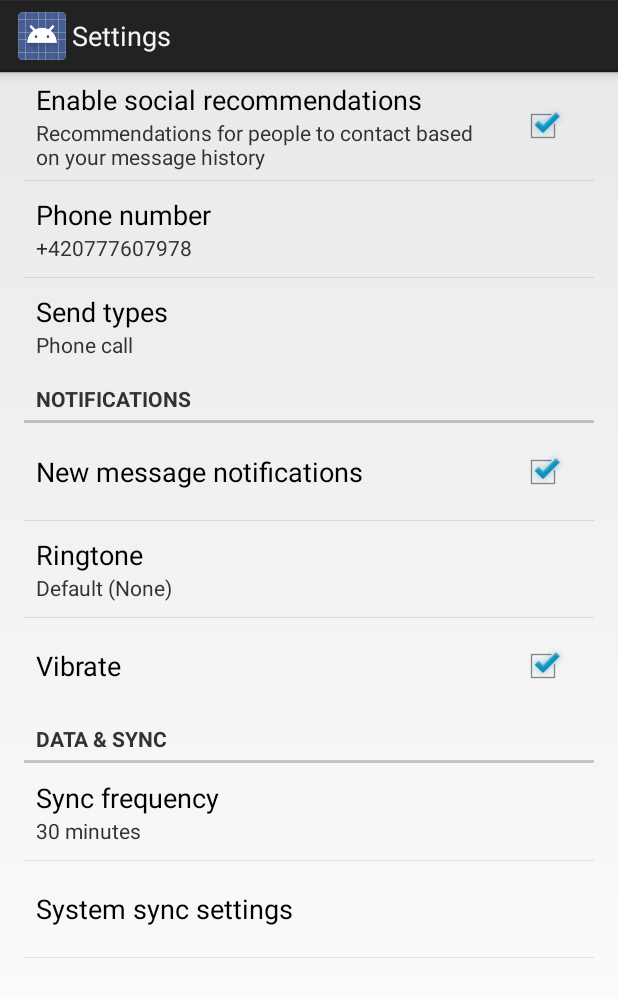
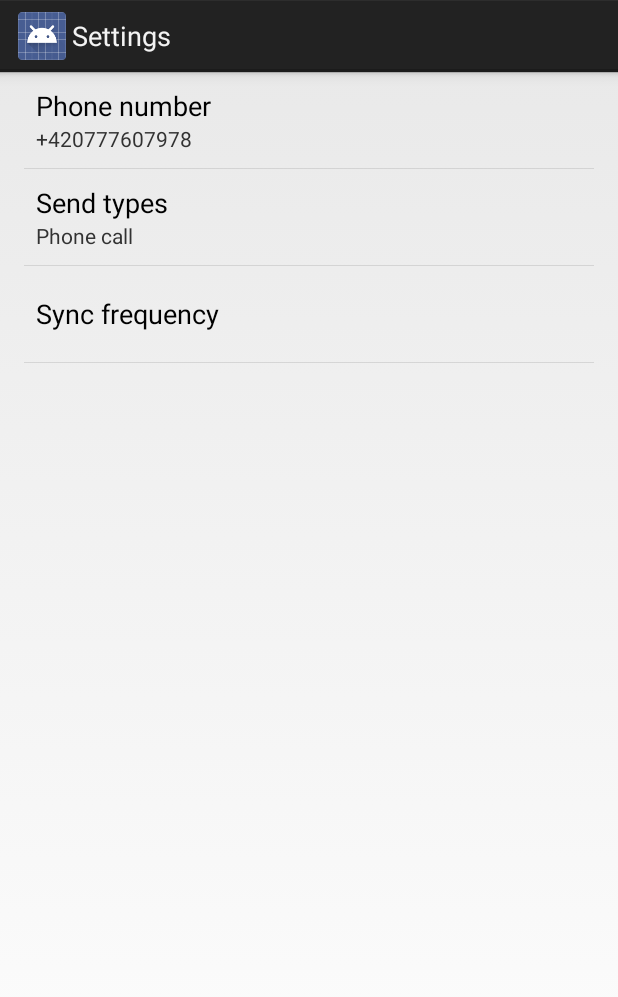
Before and after one commit to msvoboda/TeleCatch, an Android app: the SettingsActivity screen opened directly, with no data from a screen before it, on a phone screen of 412 x 824 dp. Shown: the top 997 px of the screen. Run offline under Robolectric (Android 15) with nearby library versions, the phone set to English and light mode, and no system bars.

Commit message:
Settings

```diff
--- a/app/src/main/java/cz/svoboda/telecatch/SettingsActivity.java
+++ b/app/src/main/java/cz/svoboda/telecatch/SettingsActivity.java
@@ -64,25 +64,12 @@ public class SettingsActivity extends PreferenceActivity {
         // Add 'general' preferences.
         addPreferencesFromResource(R.xml.pref_general);
 
-        // Add 'notifications' preferences, and a corresponding header.
-        PreferenceCategory fakeHeader = new PreferenceCategory(this);
-        fakeHeader.setTitle(R.string.pref_header_notifications);
-        getPreferenceScreen().addPreference(fakeHeader);
-        addPreferencesFromResource(R.xml.pref_notification);
-
-        // Add 'data and sync' preferences, and a corresponding header.
-        fakeHeader = new PreferenceCategory(this);
-        fakeHeader.setTitle(R.string.pref_header_data_sync);
-        getPreferenceScreen().addPreference(fakeHeader);
-        addPreferencesFromResource(R.xml.pref_data_sync);
-
         // Bind the summaries of EditText/List/Dialog/Ringtone preferences to
         // their values. When their values change, their summaries are updated
         // to reflect the new value, per the Android Design guidelines.
         bindPreferenceSummaryToValue(findPreference("example_text"));
         bindPreferenceSummaryToValue(findPreference("example_list"));
-        bindPreferenceSummaryToValue(findPreference("notifications_new_message_ringtone"));
-        bindPreferenceSummaryToValue(findPreference("sync_frequency"));
+        //bindPreferenceSummaryToValue(findPreference("notifications_new_message_ringtone"));
     }
 
     /** {@inheritDoc} */
@@ -214,42 +201,4 @@ public class SettingsActivity extends PreferenceActivity {
             bindPreferenceSummaryToValue(findPreference("example_list"));
         }
     }
-
-    /**
-     * This fragment shows notification preferences only. It is used when the
-     * activity is showing a two-pane settings UI.
-     */
-    @TargetApi(Build.VERSION_CODES.HONEYCOMB)
-    public static class NotificationPreferenceFragment extends PreferenceFragment {
-        @Override
-        public void onCreate(Bundle savedInstanceState) {
-            super.onCreate(savedInstanceState);
-            addPreferencesFromResource(R.xml.pref_notification);
-
-            // Bind the summaries of EditText/List/Dialog/Ringtone preferences
-            // to their values. When their values change, their summaries are
-            // updated to reflect the new value, per the Android Design
-            // guidelines.
-            bindPreferenceSummaryToValue(findPreference("notifications_new_message_ringtone"));
-        }
-    }
-
-    /**
-     * This fragment shows data and sync preferences only. It is used when the
-     * activity is showing a two-pane settings UI.
-     */
-    @TargetApi(Build.VERSION_CODES.HONEYCOMB)
-    public static class DataSyncPreferenceFragment extends PreferenceFragment {
-        @Override
-        public void onCreate(Bundle savedInstanceState) {
-            super.onCreate(savedInstanceState);
-            addPreferencesFromResource(R.xml.pref_data_sync);
-
-            // Bind the summaries of EditText/List/Dialog/Ringtone preferences
-            // to their values. When their values change, their summaries are
-            // updated to reflect the new value, per the Android Design
-            // guidelines.
-            bindPreferenceSummaryToValue(findPreference("sync_frequency"));
-        }
-    }
 }
--- a/app/src/main/res/values/strings_activity_settings.xml
+++ b/app/src/main/res/values/strings_activity_settings.xml
@@ -3,9 +3,6 @@
     <!-- Strings related to Settings -->
     <!-- Example General settings -->
     <string name="pref_header_general">General</string>
-
-    <string name="pref_title_social_recommendations">Enable social recommendations</string>
-    <string name="pref_description_social_recommendations">Recommendations for people to contact based on your message history</string>
 
     <string name="pref_title_display_name">Phone number</string>
     <string name="pref_default_display_name">+420777607978</string>
--- a/app/src/main/res/xml/pref_general.xml
+++ b/app/src/main/res/xml/pref_general.xml
@@ -1,10 +1,4 @@
 <PreferenceScreen xmlns:android="http://schemas.android.com/apk/res/android">
-
-    <CheckBoxPreference
-        android:key="example_checkbox"
-        android:title="@string/pref_title_social_recommendations"
-        android:summary="@string/pref_description_social_recommendations"
-        android:defaultValue="true" />
 
     <!-- NOTE: EditTextPreference accepts EditText attributes. -->
     <!-- NOTE: EditTextPreference's summary should be set to its value by the activity code. -->
@@ -29,5 +23,13 @@
         android:entryValues="@array/pref_example_list_values"
         android:negativeButtonText="@null"
         android:positiveButtonText="@null" />
+    <ListPreference
+        android:key="sync_frequency"
+        android:title="@string/pref_title_sync_frequency"
+        android:entries="@array/pref_sync_frequency_titles"
+        android:entryValues="@array/pref_sync_frequency_values"
+        android:defaultValue="180"
+        android:negativeButtonText="@null"
+        android:positiveButtonText="@null" />
 
 </PreferenceScreen>
--- a/app/src/main/res/xml/pref_headers.xml
+++ b/app/src/main/res/xml/pref_headers.xml
@@ -6,12 +6,4 @@
         android:fragment="cz.svoboda.telecatch.SettingsActivity$GeneralPreferenceFragment"
         android:title="@string/pref_header_general" />
 
-    <header
-        android:fragment="cz.svoboda.telecatch.SettingsActivity$NotificationPreferenceFragment"
-        android:title="@string/pref_header_notifications" />
-
-    <header
-        android:fragment="cz.svoboda.telecatch.SettingsActivity$DataSyncPreferenceFragment"
-        android:title="@string/pref_header_data_sync" />
-
 </preference-headers>
```
Also changed, not shown: app/src/main/java/cz/svoboda/telecatch/TeleActivity.java (+8 -2 lines), app/src/main/res/layout/activity_tele.xml (+6 -16 lines).
